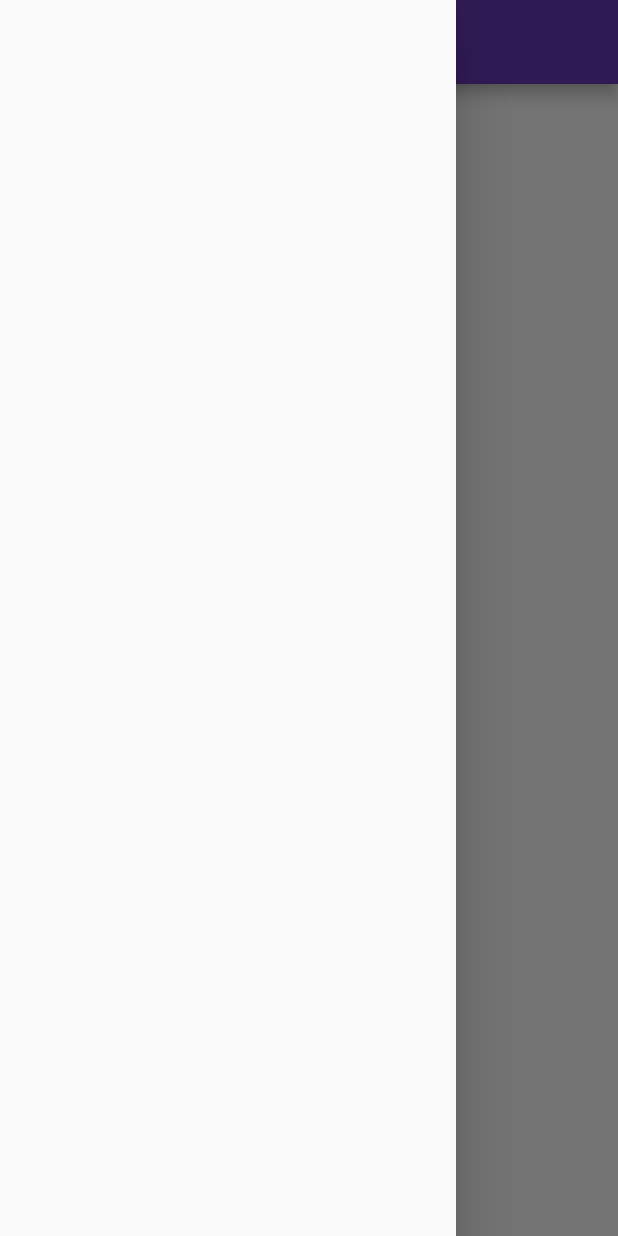
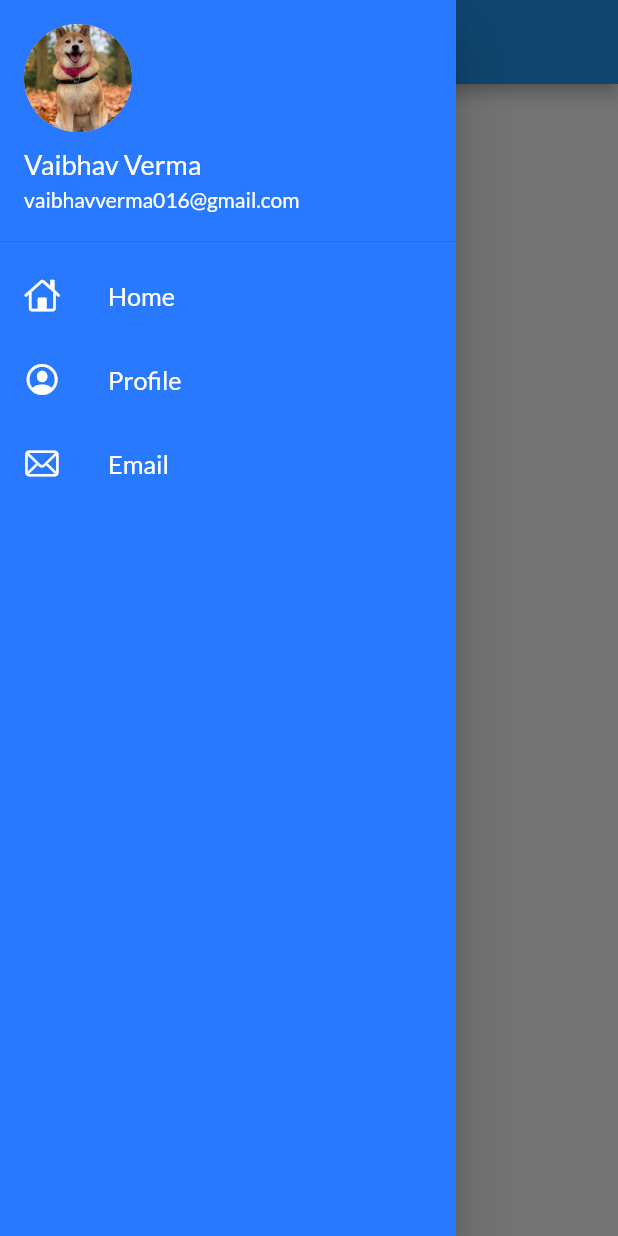
Before and after one commit to vibuverma/flutter-demo-application, a Flutter app: the screen it shows after launch, with the side drawer open, on a phone screen of 412 x 824 dp. Run offline on Flutter 3.47's test engine with Material 2 defaults, Android fonts, the light colour scheme and no system bars; our stand-ins replace google_fonts.

Commit message:
basic app drawer ready

```diff
--- a/lib/main.dart
+++ b/lib/main.dart
@@ -17,7 +17,7 @@ class MyApp extends StatelessWidget {
     return MaterialApp(
       themeMode: ThemeMode.light,
       theme: ThemeData(
-        primarySwatch: Colors.deepPurple,
+        primarySwatch: Colors.blue,
         fontFamily: GoogleFonts.lato().fontFamily,
         primaryTextTheme: GoogleFonts.latoTextTheme(),
         visualDensity: VisualDensity.adaptivePlatformDensity,
--- a/lib/widgets/drawer.dart
+++ b/lib/widgets/drawer.dart
@@ -1,3 +1,4 @@
+import 'package:flutter/cupertino.dart';
 import "package:flutter/material.dart";
 
 class MyDrawer extends StatelessWidget {
@@ -6,7 +7,72 @@ class MyDrawer extends StatelessWidget {
   @override
   Widget build(BuildContext context) {
     return Drawer(
-      child: ListView(),
+      child: Container(
+        color: Colors.blueAccent[400],
+        child: ListView(
+          padding: EdgeInsets.zero,
+          children: [
+            DrawerHeader(
+              padding: EdgeInsets.zero,
+              child: UserAccountsDrawerHeader(
+                margin: EdgeInsets.zero,
+                decoration: BoxDecoration(
+                  color: Colors.blueAccent[400],
+                ),
+                accountName: Text("Vaibhav Verma",
+                    style: TextStyle(
+                      fontSize: 18,
+                      color: Colors.white,
+                    )),
+                accountEmail: Text("vaibhavverma016@gmail.com",
+                    style: TextStyle(
+                      fontSize: 14,
+                      color: Colors.white,
+                    )),
+                currentAccountPicture: CircleAvatar(
+                  backgroundImage: AssetImage("assets/images/shiba.jpg"),
+                ),
+              ),
+            ),
+            ListTile(
+              leading: Icon(
+                CupertinoIcons.home,
+                color: Colors.white,
+              ),
+              title: Text(
+                "Home",
+                textScaleFactor: 1.2,
+                style: TextStyle(color: Colors.white),
+              ),
+              onTap: () {
+                Navigator.pop(context);
+              },
+            ),
+            ListTile(
+              leading: Icon(
+                CupertinoIcons.profile_circled,
+                color: Colors.white,
+              ),
+              title: Text(
+                "Profile",
+                textScaleFactor: 1.2,
+                style: TextStyle(color: Colors.white),
+              ),
+            ),
+            ListTile(
+              leading: Icon(
+                CupertinoIcons.mail,
+                color: Colors.white,
+              ),
+              title: Text(
+                "Email",
+                textScaleFactor: 1.2,
+                style: TextStyle(color: Colors.white),
+              ),
+            ),
+          ],
+        ),
+      ),
     );
   }
 }
```
Also changed, not shown: assets/images/shiba.jpg (added).
